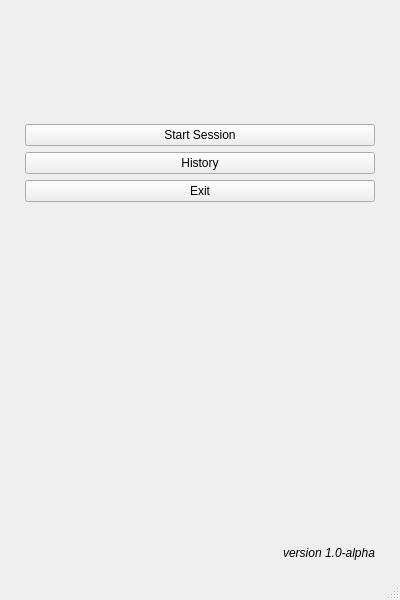
Before: the Qt Designer form mainwindow.ui in TheEvilRoot/2CourseWork, drawn with Qt 5.
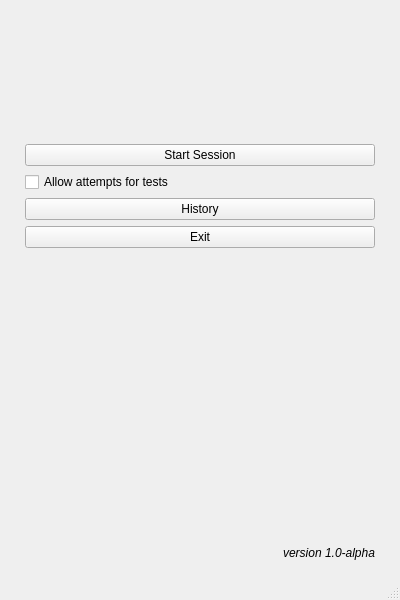
After: the same form once the commit is applied. The open tabs and pages were chosen to show the change. Icons and pictures are not drawn.

```diff
--- a/mainwindow.ui
+++ b/mainwindow.ui
@@ -65,27 +65,40 @@
         <item row="1" column="0">
          <layout class="QGridLayout" name="gridLayout_6">
           <item row="0" column="0">
+           <widget class="QLabel" name="sessionInfo">
+            <property name="sizePolicy">
+             <sizepolicy hsizetype="Preferred" vsizetype="Maximum">
+              <horstretch>0</horstretch>
+              <verstretch>0</verstretch>
+             </sizepolicy>
+            </property>
+            <property name="text">
+             <string/>
+            </property>
+           </widget>
+          </item>
+          <item row="1" column="0">
            <widget class="QPushButton" name="startSession">
             <property name="text">
              <string>Start Session</string>
             </property>
            </widget>
           </item>
-          <item row="1" column="0">
+          <item row="3" column="0">
            <widget class="QPushButton" name="pushButton">
             <property name="text">
              <string>History</string>
             </property>
            </widget>
           </item>
-          <item row="2" column="0">
+          <item row="4" column="0">
            <widget class="QPushButton" name="go2exit">
             <property name="text">
              <string>Exit</string>
             </property>
            </widget>
           </item>
-          <item row="3" column="0">
+          <item row="5" column="0">
            <widget class="QLabel" name="label_5">
             <property name="sizePolicy">
              <sizepolicy hsizetype="Preferred" vsizetype="Minimum">
@@ -104,6 +117,13 @@
             </property>
            </widget>
           </item>
+          <item row="2" column="0">
+           <widget class="QCheckBox" name="attemptsBox">
+            <property name="text">
+             <string>Allow attempts for tests</string>
+            </property>
+           </widget>
+          </item>
          </layout>
         </item>
        </layout>
```
Left out of the diff: 4 changed lines with no effect on the pictures.
